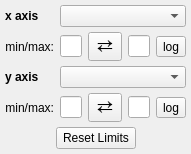
The window that glue/viewers/scatter/qt/options_widget.ui (glue-viz/glue) describes before a commit, drawn with Qt 5.
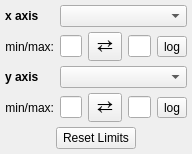
The same window after the commit.

```diff
--- a/glue/viewers/scatter/qt/options_widget.ui
+++ b/glue/viewers/scatter/qt/options_widget.ui
@@ -6,8 +6,8 @@
    <rect>
     <x>0</x>
     <y>0</y>
-    <width>167</width>
-    <height>149</height>
+    <width>192</width>
+    <height>151</height>
    </rect>
   </property>
   <property name="windowTitle">
```
Left out of the diff: 27 changed lines with no effect on the pictures.
